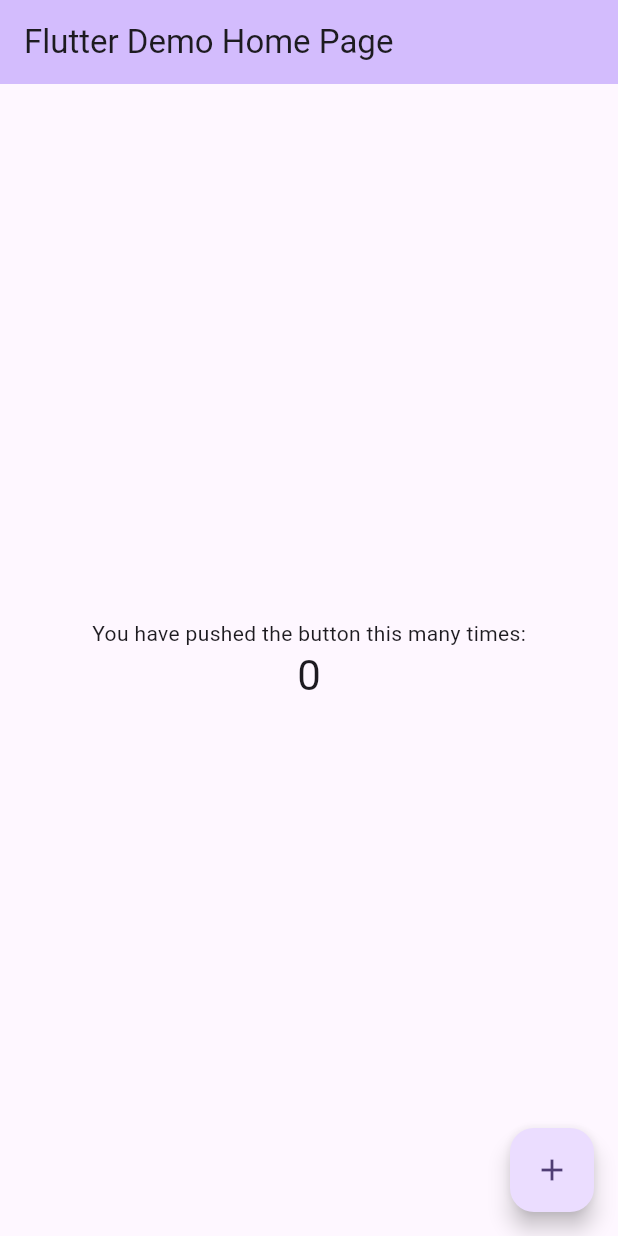
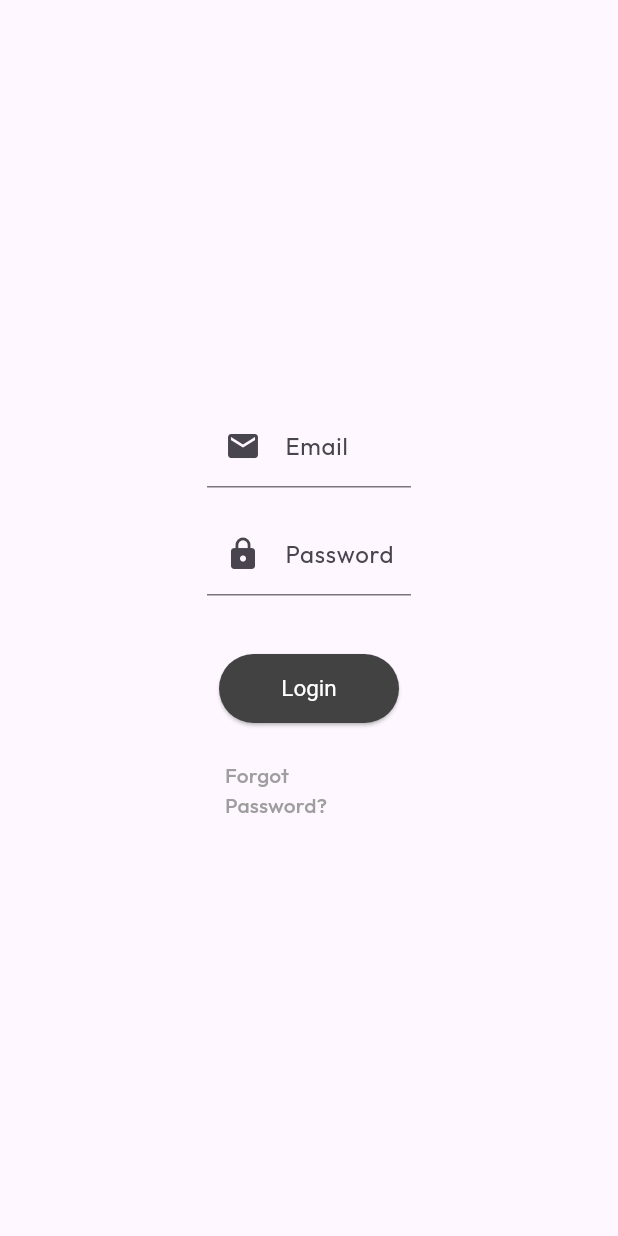
Before and after one commit to Gutta360/littlefloweruyyuru, a Flutter app: the screen it shows after launch, on a phone screen of 412 x 824 dp. Run offline on Flutter 3.47's test engine with Material 3 defaults, Android fonts, the phone set to English and light mode, and no system bars; our stand-ins replace firebase_core, google_fonts; accounts and stored records are empty.

Commit message:
clear login process

```diff
--- /dev/null
+++ b/littleflowervuyyuru/lib/login.dart
@@ -0,0 +1,115 @@
+import 'package:flutter/material.dart';
+import 'package:flutter/services.dart';
+import 'package:littleflower/homelayout.dart';
+
+class NewLoginPage extends StatefulWidget {
+  const NewLoginPage({super.key});
+
+  @override
+  State<NewLoginPage> createState() => _NewLoginPageState();
+}
+
+class _NewLoginPageState extends State<NewLoginPage> {
+  final _formKey = GlobalKey<FormState>();
+  final _emailController = TextEditingController();
+  final _passwordController = TextEditingController();
+
+  void _login() {
+    if (_formKey.currentState!.validate()) {
+      Navigator.pushReplacement(
+        context,
+        MaterialPageRoute(builder: (context) => HomeLayoutWidget()),
+      );
+    }
+  }
+
+  void _forgotPassword() {
+    debugPrint("Forgot Password clicked");
+  }
+
+  @override
+  Widget build(BuildContext context) {
+    final screenWidth = MediaQuery.of(context).size.width;
+    final fieldWidth = screenWidth * 0.33; // One-third of screen width
+
+    return Scaffold(
+      body: RawKeyboardListener(
+        focusNode: FocusNode(),
+        onKey: (event) {
+          if (event is RawKeyDownEvent &&
+              event.logicalKey == LogicalKeyboardKey.enter) {
+            _login();
+          }
+        },
+        child: Center(
+          child: SingleChildScrollView(
+            child: Form(
+              key: _formKey,
+              child: ConstrainedBox(
+                constraints: BoxConstraints(maxWidth: fieldWidth),
+                child: Column(
+                  mainAxisSize: MainAxisSize.min,
+                  children: [
+                    TextFormField(
+                      controller: _emailController,
+                      keyboardType: TextInputType.emailAddress,
+                      decoration: const InputDecoration(
+                        labelText: 'Email',
+                        prefixIcon: Icon(Icons.email),
+                      ),
+                      validator: (value) {
+                        if (value == null || value.trim().isEmpty) {
+                          return 'Please enter an email';
+                        } else if (!RegExp(
+                          r"^[a-zA-Z0-9._%+-]+@[a-zA-Z0-9.-]+\.[a-zA-Z]{2,}$",
+                        ).hasMatch(value.trim())) {
+                          return 'Please enter a valid email';
+                        }
+                        return null;
+                      },
+                    ),
+                    const SizedBox(height: 16),
+                    TextFormField(
+                      controller: _passwordController,
+                      obscureText: true,
+                      decoration: const InputDecoration(
+                        labelText: 'Password',
+                        prefixIcon: Icon(Icons.lock),
+                      ),
+                      validator: (value) {
+                        if (value == null || value.trim().isEmpty) {
+                          return 'Please enter a password';
+                        }
+                        return null;
+                      },
+                    ),
+                    const SizedBox(height: 38),
+                    ElevatedButton(
+                      onPressed: _login,
+                      style: ElevatedButton.styleFrom(
+                        foregroundColor: Colors.white,
+                        backgroundColor: Colors.grey[800],
+                        padding: const EdgeInsets.symmetric(vertical: 14),
+                        minimumSize: const Size(120, 40),
+                        textStyle: const TextStyle(fontSize: 15),
+                      ),
+                      child: const Text('Login'),
+                    ),
+                    const SizedBox(height: 16),
+                    TextButton(
+                      onPressed: _forgotPassword,
+                      child: const Text(
+                        'Forgot Password?',
+                        style: TextStyle(color: Colors.grey),
+                      ),
+                    ),
+                  ],
+                ),
+              ),
+            ),
+          ),
+        ),
+      ),
+    );
+  }
+}
--- a/littleflowervuyyuru/lib/main.dart
+++ b/littleflowervuyyuru/lib/main.dart
@@ -1,125 +1,52 @@
 import 'package:flutter/material.dart';
+import 'package:google_fonts/google_fonts.dart';
+import 'package:littleflower/login.dart';
+import 'package:provider/provider.dart';
+import 'package:firebase_core/firebase_core.dart';
 
-void main() {
-  runApp(const MyApp());
+void main() async {
+  WidgetsFlutterBinding.ensureInitialized();
+  await Firebase.initializeApp(
+    options: const FirebaseOptions(
+        apiKey: "AIzaSyAzz2lntnIRMRGTxvGqUGjYPVK9Zd0TxH0",
+        authDomain: "littleflowerschoolapp.firebaseapp.com",
+        projectId: "littleflowerschoolapp",
+        storageBucket: "littleflowerschoolapp.firebasestorage.app",
+        messagingSenderId: "743465373466",
+        appId: "1:743465373466:web:17e645f781946e24cca6a3"),
+  );
+  runApp(
+    ChangeNotifierProvider(
+      create: (context) => GlobalData(),
+      child: const MainWidget(),
+    ),
+  );
 }
 
-class MyApp extends StatelessWidget {
-  const MyApp({super.key});
+class MainWidget extends StatelessWidget {
+  const MainWidget({super.key});
 
-  // This widget is the root of your application.
   @override
   Widget build(BuildContext context) {
+    final textTheme = Theme.of(context).textTheme;
     return MaterialApp(
-      title: 'Flutter Demo',
-      theme: ThemeData(
-        // This is the theme of your application.
-        //
-        // TRY THIS: Try running your application with "flutter run". You'll see
-        // the application has a purple toolbar. Then, without quitting the app,
-        // try changing the seedColor in the colorScheme below to Colors.green
-        // and then invoke "hot reload" (save your changes or press the "hot
-        // reload" button in a Flutter-supported IDE, or press "r" if you used
-        // the command line to start the app).
-        //
-        // Notice that the counter didn't reset back to zero; the application
-        // state is not lost during the reload. To reset the state, use hot
-        // restart instead.
-        //
-        // This works for code too, not just values: Most code changes can be
-        // tested with just a hot reload.
-        colorScheme: ColorScheme.fromSeed(seedColor: Colors.deepPurple),
-        useMaterial3: true,
-      ),
-      home: const MyHomePage(title: 'Flutter Demo Home Page'),
-    );
+        theme: ThemeData(
+          textTheme: GoogleFonts.outfitTextTheme(textTheme).copyWith(
+            bodyMedium: GoogleFonts.outfit(textStyle: textTheme.bodyMedium),
+          ),
+        ),
+        debugShowCheckedModeBanner: false,
+        home: const NewLoginPage());
   }
 }
 
-class MyHomePage extends StatefulWidget {
-  const MyHomePage({super.key, required this.title});
+class GlobalData extends ChangeNotifier {
+  bool _isUserLoggedIn = false;
 
-  // This widget is the home page of your application. It is stateful, meaning
-  // that it has a State object (defined below) that contains fields that affect
-  // how it looks.
+  bool get isUserLoggedIn => _isUserLoggedIn;
 
-  // This class is the configuration for the state. It holds the values (in this
-  // case the title) provided by the parent (in this case the App widget) and
-  // used by the build method of the State. Fields in a Widget subclass are
-  // always marked "final".
-
-  final String title;
-
-  @override
-  State<MyHomePage> createState() => _MyHomePageState();
-}
-
-class _MyHomePageState extends State<MyHomePage> {
-  int _counter = 0;
-
-  void _incrementCounter() {
-    setState(() {
-      // This call to setState tells the Flutter framework that something has
-      // changed in this State, which causes it to rerun the build method below
-      // so that the display can reflect the updated values. If we changed
-      // _counter without calling setState(), then the build method would not be
-      // called again, and so nothing would appear to happen.
-      _counter++;
-    });
-  }
-
-  @override
-  Widget build(BuildContext context) {
-    // This method is rerun every time setState is called, for instance as done
-    // by the _incrementCounter method above.
-    //
-    // The Flutter framework has been optimized to make rerunning build methods
-    // fast, so that you can just rebuild anything that needs updating rather
-    // than having to individually change instances of widgets.
-    return Scaffold(
-      appBar: AppBar(
-        // TRY THIS: Try changing the color here to a specific color (to
-        // Colors.amber, perhaps?) and trigger a hot reload to see the AppBar
-        // change color while the other colors stay the same.
-        backgroundColor: Theme.of(context).colorScheme.inversePrimary,
-        // Here we take the value from the MyHomePage object that was created by
-        // the App.build method, and use it to set our appbar title.
-        title: Text(widget.title),
-      ),
-      body: Center(
-        // Center is a layout widget. It takes a single child and positions it
-        // in the middle of the parent.
-        child: Column(
-          // Column is also a layout widget. It takes a list of children and
-          // arranges them vertically. By default, it sizes itself to fit its
-          // children horizontally, and tries to be as tall as its parent.
-          //
-          // Column has various properties to control how it sizes itself and
-          // how it positions its children. Here we use mainAxisAlignment to
-          // center the children vertically; the main axis here is the vertical
-          // axis because Columns are vertical (the cross axis would be
-          // horizontal).
-          //
-          // TRY THIS: Invoke "debug painting" (choose the "Toggle Debug Paint"
-          // action in the IDE, or press "p" in the console), to see the
-          // wireframe for each widget.
-          mainAxisAlignment: MainAxisAlignment.center,
-          children: <Widget>[
-            const Text(
-              'You have pushed the button this many times:',
-            ),
-            Text(
-              '$_counter',
-              style: Theme.of(context).textTheme.headlineMedium,
-            ),
-          ],
-        ),
-      ),
-      floatingActionButton: FloatingActionButton(
-        onPressed: _incrementCounter,
-        tooltip: 'Increment',
-        child: const Icon(Icons.add),
-      ), // This trailing comma makes auto-formatting nicer for build methods.
-    );
+  void setIsUserLoggedIn(bool isUserLoggedIn) {
+    _isUserLoggedIn = isUserLoggedIn;
+    notifyListeners();
   }
 }
```
Also changed, not shown: littleflowervuyyuru/lib/homelayout.dart (added, +86 -0 lines), littleflowervuyyuru/lib/underprogress.dart (added, +15 -0 lines), littleflowervuyyuru/pubspec.yaml (+39 -72 lines), littleflowervuyyuru/pubspec.lock, 5 other files.
